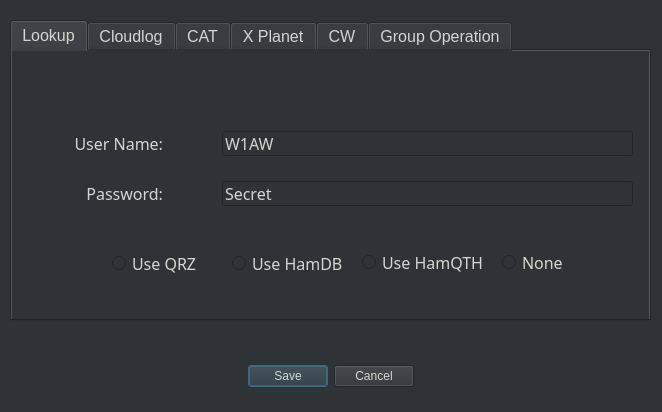
Above: data/settings.ui from mbridak/WinterFieldDayLogger before the change. Below: the same form after it.
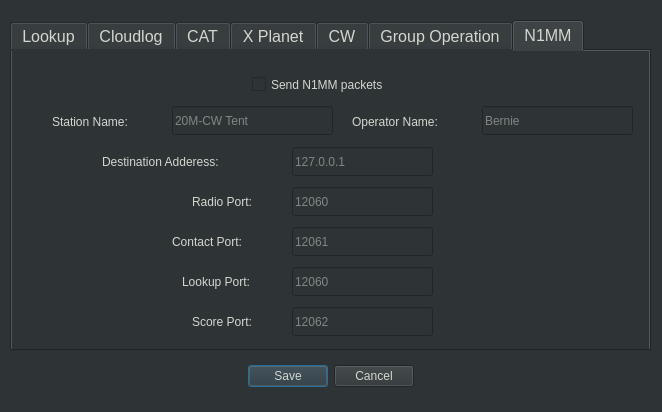
That is the form after the change. The open tabs and pages were chosen to show the change.

Commit message: add: N1MM tab

Diff of the .ui file:
```diff
--- a/data/settings.ui
+++ b/data/settings.ui
@@ -59,7 +59,7 @@
      <x>10</x>
      <y>20</y>
      <width>641</width>
-     <height>301</height>
+     <height>331</height>
     </rect>
    </property>
    <property name="font">
@@ -914,6 +914,224 @@
      </property>
     </widget>
    </widget>
+   <widget class="QWidget" name="tab_6">
+    <attribute name="title">
+     <string>N1MM</string>
+    </attribute>
+    <widget class="QCheckBox" name="send_n1mm_packets">
+     <property name="geometry">
+      <rect>
+       <x>240</x>
+       <y>20</y>
+       <width>178</width>
+       <height>27</height>
+      </rect>
+     </property>
+     <property name="styleSheet">
+      <string notr="true"/>
+     </property>
+     <property name="text">
+      <string>Send N1MM packets</string>
+     </property>
+    </widget>
+    <widget class="QLabel" name="label_13">
+     <property name="geometry">
+      <rect>
+       <x>40</x>
+       <y>60</y>
+       <width>117</width>
+       <height>21</height>
+      </rect>
+     </property>
+     <property name="text">
+      <string>Station Name:</string>
+     </property>
+    </widget>
+    <widget class="QLabel" name="label_14">
+     <property name="geometry">
+      <rect>
+       <x>340</x>
+       <y>60</y>
+       <width>126</width>
+       <height>21</height>
+      </rect>
+     </property>
+     <property name="text">
+      <string>Operator Name:</string>
+     </property>
+    </widget>
+    <widget class="QLabel" name="label_15">
+     <property name="geometry">
+      <rect>
+       <x>90</x>
+       <y>100</y>
+       <width>189</width>
+       <height>21</height>
+      </rect>
+     </property>
+     <property name="text">
+      <string>Destination Adderess:</string>
+     </property>
+    </widget>
+    <widget class="QLabel" name="label_16">
+     <property name="geometry">
+      <rect>
+       <x>180</x>
+       <y>140</y>
+       <width>99</width>
+       <height>21</height>
+      </rect>
+     </property>
+     <property name="text">
+      <string>Radio Port:</string>
+     </property>
+    </widget>
+    <widget class="QLabel" name="label_17">
+     <property name="geometry">
+      <rect>
+       <x>160</x>
+       <y>180</y>
+       <width>117</width>
+       <height>21</height>
+      </rect>
+     </property>
+     <property name="text">
+      <string>Contact Port:</string>
+     </property>
+    </widget>
+    <widget class="QLabel" name="label_18">
+     <property name="geometry">
+      <rect>
+       <x>170</x>
+       <y>220</y>
+       <width>108</width>
+       <height>21</height>
+      </rect>
+     </property>
+     <property name="text">
+      <string>Lookup Port:</string>
+     </property>
+    </widget>
+    <widget class="QLabel" name="label_19">
+     <property name="geometry">
+      <rect>
+       <x>180</x>
+       <y>260</y>
+       <width>99</width>
+       <height>21</height>
+      </rect>
+     </property>
+     <property name="text">
+      <string>Score Port:</string>
+     </property>
+    </widget>
+    <widget class="QLineEdit" name="n1mm_station_name">
+     <property name="geometry">
+      <rect>
+       <x>160</x>
+       <y>55</y>
+       <width>161</width>
+       <height>29</height>
+      </rect>
+     </property>
+     <property name="placeholderText">
+      <string>20M-CW Tent</string>
+     </property>
+    </widget>
+    <widget class="QLineEdit" name="n1mm_operator">
+     <property name="geometry">
+      <rect>
+       <x>470</x>
+       <y>55</y>
+       <width>151</width>
+       <height>29</height>
+      </rect>
+     </property>
+     <property name="placeholderText">
+      <string>Bernie</string>
+     </property>
+    </widget>
+    <widget class="QLineEdit" name="n1mm_ip">
+     <property name="geometry">
+      <rect>
+       <x>280</x>
+       <y>96</y>
+       <width>141</width>
+       <height>29</height>
+      </rect>
+     </property>
+     <property name="text">
+      <string/>
+     </property>
+     <property name="placeholderText">
+      <string>127.0.0.1</string>
+     </property>
+    </widget>
+    <widget class="QLineEdit" name="n1mm_radioport">
+     <property name="geometry">
+      <rect>
+       <x>280</x>
+       <y>136</y>
+       <width>141</width>
+       <height>29</height>
+      </rect>
+     </property>
+     <property name="text">
+      <string/>
+     </property>
+     <property name="placeholderText">
+      <string>12060</string>
+     </property>
+    </widget>
+    <widget class="QLineEdit" name="n1mm_contactport">
+     <property name="geometry">
+      <rect>
+       <x>280</x>
+       <y>176</y>
+       <width>141</width>
+       <height>29</height>
+      </rect>
+     </property>
+     <property name="text">
+      <string/>
+     </property>
+     <property name="placeholderText">
+      <string>12061</string>
+     </property>
+    </widget>
+    <widget class="QLineEdit" name="n1mm_lookupport">
+     <property name="geometry">
+      <rect>
+       <x>280</x>
+       <y>216</y>
+       <width>141</width>
+       <height>29</height>
+      </rect>
+     </property>
+     <property name="text">
+      <string/>
+     </property>
+     <property name="placeholderText">
+      <string>12060</string>
+     </property>
+    </widget>
+    <widget class="QLineEdit" name="n1mm_scoreport">
+     <property name="geometry">
+      <rect>
+       <x>280</x>
+       <y>256</y>
+       <width>141</width>
+       <height>29</height>
+      </rect>
+     </property>
+     <property name="text">
+      <string/>
+     </property>
+     <property name="placeholderText">
+      <string>12062</string>
+     </property>
+    </widget>
+   </widget>
   </widget>
  </widget>
  <resources/>
```
Left out of the diff: 4 changed lines with no effect on the pictures.
